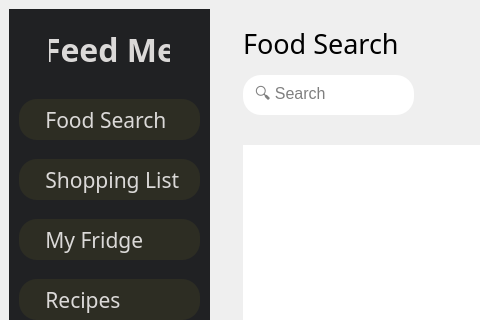
Above: src/pages/MainWindow.ui from AxisMaen/FeedMe before the change; both pictures show x 0 to 480 and y 0 to 320 of the 1024 by 709 pixel window. Below: the same form after it.
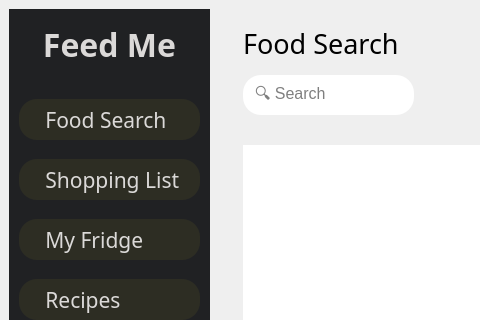
That is the form after the change. Icons and pictures are not drawn.

The edit to the form file:
```diff
--- a/src/pages/MainWindow.ui
+++ b/src/pages/MainWindow.ui
@@ -79,10 +79,10 @@
       <widget class="QLabel" name="sidebarLabel">
        <property name="geometry">
         <rect>
-         <x>40</x>
-         <y>20</y>
-         <width>121</width>
-         <height>41</height>
+         <x>5</x>
+         <y>10</y>
+         <width>191</width>
+         <height>51</height>
         </rect>
        </property>
        <property name="font">
```
Left out of the diff: 41 changed lines with no effect on the pictures.
